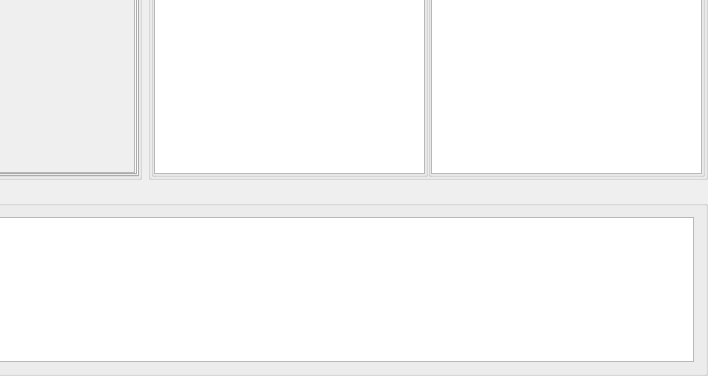
pjh130/qt, file project/HttpTool/mainwindow.ui: the form before one commit; both pictures show x 306 to 1014 and y 264 to 640 of the 1014 by 640 pixel window.
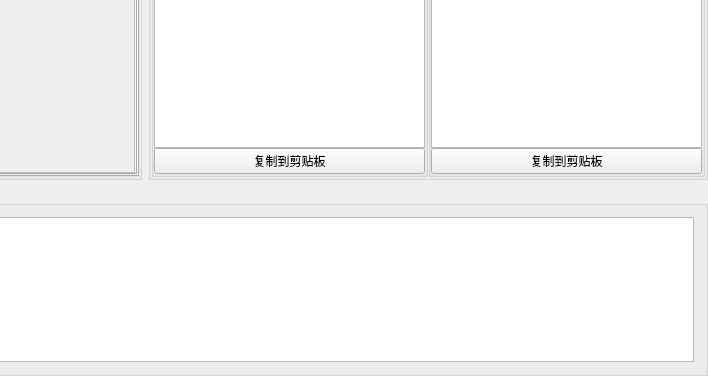
The form after the commit. The open tabs and pages were chosen to show the change.

Patch:
```diff
--- a/project/HttpTool/mainwindow.ui
+++ b/project/HttpTool/mainwindow.ui
@@ -749,6 +749,13 @@
               <item>
                <widget class="QTextEdit" name="textEditResponseHeaders"/>
               </item>
+              <item>
+               <widget class="QPushButton" name="pushButtonCopyHeaders">
+                <property name="text">
+                 <string>复制到剪贴板</string>
+                </property>
+               </widget>
+              </item>
              </layout>
             </widget>
            </item>
@@ -779,6 +786,13 @@
               <item>
                <widget class="QTextEdit" name="textEditResponseContent"/>
               </item>
+              <item>
+               <widget class="QPushButton" name="pushButtonCopyContent">
+                <property name="text">
+                 <string>复制到剪贴板</string>
+                </property>
+               </widget>
+              </item>
              </layout>
             </widget>
            </item>
```
Left out of the diff: 4 changed lines with no effect on the pictures.
